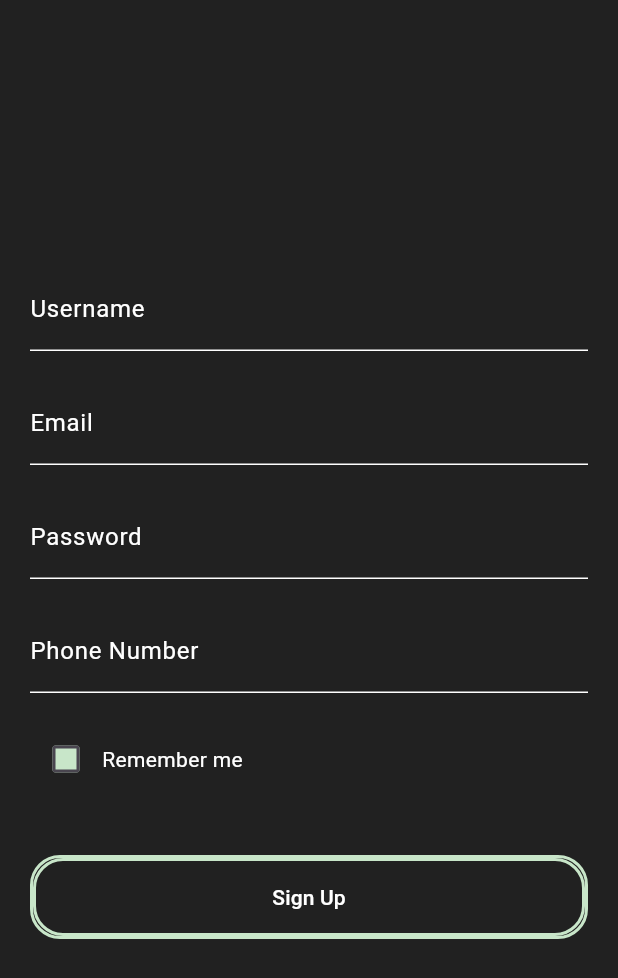
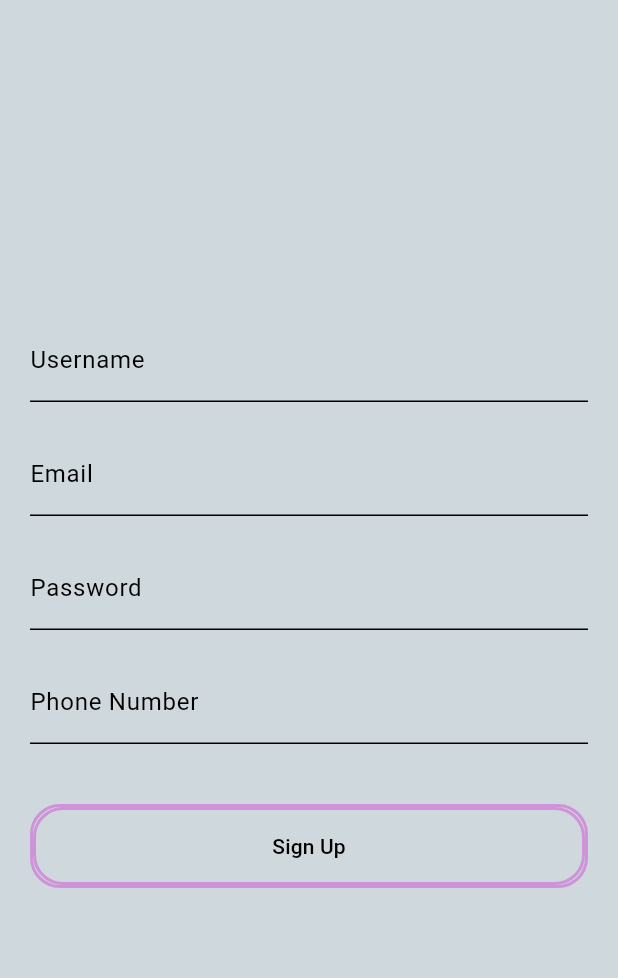
Before and after one commit to Krintox/thera_frontend, a Flutter app: the SignUp screen opened directly, on a phone screen of 412 x 824 dp. Shown: the top 978 px of the screen. Run offline on Flutter 3.47's test engine with Material 3 defaults, Android fonts, the phone set to English and light mode, and no system bars; our stand-ins replace jwt_decoder, shared_preferences, syncfusion_flutter_charts; accounts and stored records are empty.

Commit message:
Update signup.dart

```diff
--- a/lib/signup.dart
+++ b/lib/signup.dart
@@ -51,7 +51,7 @@ class _SignUpState extends State<SignUp> {
   @override
   Widget build(BuildContext context) {
     return Scaffold(
-      backgroundColor: Colors.grey[900],
+      backgroundColor: Colors.blueGrey[100],
       body: Center(
         child: Padding(
           padding: const EdgeInsets.all(20.0),
@@ -67,8 +67,6 @@ class _SignUpState extends State<SignUp> {
               SizedBox(height: 20.0),
               _buildPhoneNumberField(context),
               SizedBox(height: 20.0),
-              _buildRememberMeCheckBox(context),
-              SizedBox(height: 20.0),
               _buildSignUpButton(context),
             ],
           ),
@@ -80,12 +78,12 @@ class _SignUpState extends State<SignUp> {
   Widget _buildUsernameField(BuildContext context) {
     return TextFormField(
       controller: _usernameController,
-      style: TextStyle(color: Colors.white),
+      style: TextStyle(color: Colors.black),
       decoration: InputDecoration(
         labelText: 'Username',
-        labelStyle: TextStyle(color: Colors.white),
+        labelStyle: TextStyle(color: Colors.black),
         enabledBorder: UnderlineInputBorder(
-          borderSide: BorderSide(color: Colors.white),
+          borderSide: BorderSide(color: Colors.black),
         ),
       ),
     );
@@ -94,12 +92,12 @@ class _SignUpState extends State<SignUp> {
   Widget _buildEmailField(BuildContext context) {
     return TextFormField(
       controller: _emailController,
-      style: TextStyle(color: Colors.white),
+      style: TextStyle(color: Colors.black),
       decoration: InputDecoration(
         labelText: 'Email',
-        labelStyle: TextStyle(color: Colors.white),
+        labelStyle: TextStyle(color: Colors.black),
         enabledBorder: UnderlineInputBorder(
-          borderSide: BorderSide(color: Colors.white),
+          borderSide: BorderSide(color: Colors.black),
         ),
       ),
     );
@@ -109,12 +107,12 @@ class _SignUpState extends State<SignUp> {
     return TextFormField(
       controller: _passwordController,
       obscureText: true,
-      style: TextStyle(color: Colors.white),
+      style: TextStyle(color: Colors.black),
       decoration: InputDecoration(
         labelText: 'Password',
-        labelStyle: TextStyle(color: Colors.white),
+        labelStyle: TextStyle(color: Colors.black),
         enabledBorder: UnderlineInputBorder(
-          borderSide: BorderSide(color: Colors.white),
+          borderSide: BorderSide(color: Colors.black),
         ),
       ),
     );
@@ -123,37 +121,17 @@ class _SignUpState extends State<SignUp> {
   Widget _buildPhoneNumberField(BuildContext context) {
     return TextFormField(
       controller: _phoneNumberController,
-      style: TextStyle(color: Colors.white),
+      style: TextStyle(color: Colors.black),
       decoration: InputDecoration(
         labelText: 'Phone Number',
-        labelStyle: TextStyle(color: Colors.white),
+        labelStyle: TextStyle(color: Colors.black),
         enabledBorder: UnderlineInputBorder(
-          borderSide: BorderSide(color: Colors.white),
+          borderSide: BorderSide(color: Colors.black),
         ),
       ),
     );
   }
 
-  Widget _buildRememberMeCheckBox(BuildContext context) {
-    return Row(
-      children: [
-        Checkbox(
-          value: _rememberMe,
-          onChanged: (value) {
-            setState(() {
-              _rememberMe = value!;
-            });
-          },
-          checkColor: Colors.white,
-          fillColor: MaterialStateProperty.all<Color>(Colors.green[100]!),
-        ),
-        Text(
-          'Remember me',
-          style: TextStyle(color: Colors.white),
-        ),
-      ],
-    );
-  }
 
   Widget _buildSignUpButton(BuildContext context) {
     return Container(
@@ -164,13 +142,13 @@ class _SignUpState extends State<SignUp> {
         border: _isPressed
             ? null
             : Border.all(
-                color: Colors.green[100]!,
+          color: Colors.purple[200]!,
           width: 2.0,
         ),
         boxShadow: _isPressed
             ? [
           BoxShadow(
-                  color: Colors.green[100]!.withOpacity(0.5),
+            color: Colors.purple[200]!.withOpacity(0.5),
             spreadRadius: 2,
             blurRadius: 4,
             offset: Offset(0, 2), // changes position of shadow
@@ -203,7 +181,7 @@ class _SignUpState extends State<SignUp> {
           child: Text(
             'Sign Up',
             style: TextStyle(
-              color: _isPressed ? Colors.white : Colors.white!,
+              color: _isPressed ? Colors.black : Colors.black!,
             ),
           ),
         ),
@@ -214,10 +192,10 @@ class _SignUpState extends State<SignUp> {
             ),
           ),
           side: MaterialStateProperty.all<BorderSide>(
-            BorderSide(color: Colors.green[100]!, width: 2.0),
+            BorderSide(color: Colors.purple[200]!, width: 2.0),
           ),
           backgroundColor: _isPressed
-              ? MaterialStateProperty.all<Color>(Colors.green[100]!)
+              ? MaterialStateProperty.all<Color>(Colors.purple[200]!)
               : MaterialStateProperty.all<Color>(Colors.transparent),
           foregroundColor: MaterialStateProperty.all<Color>(
             _isPressed ? Colors.white : Colors.white,
```
Lines whose indentation alone changed are shown as unchanged.
